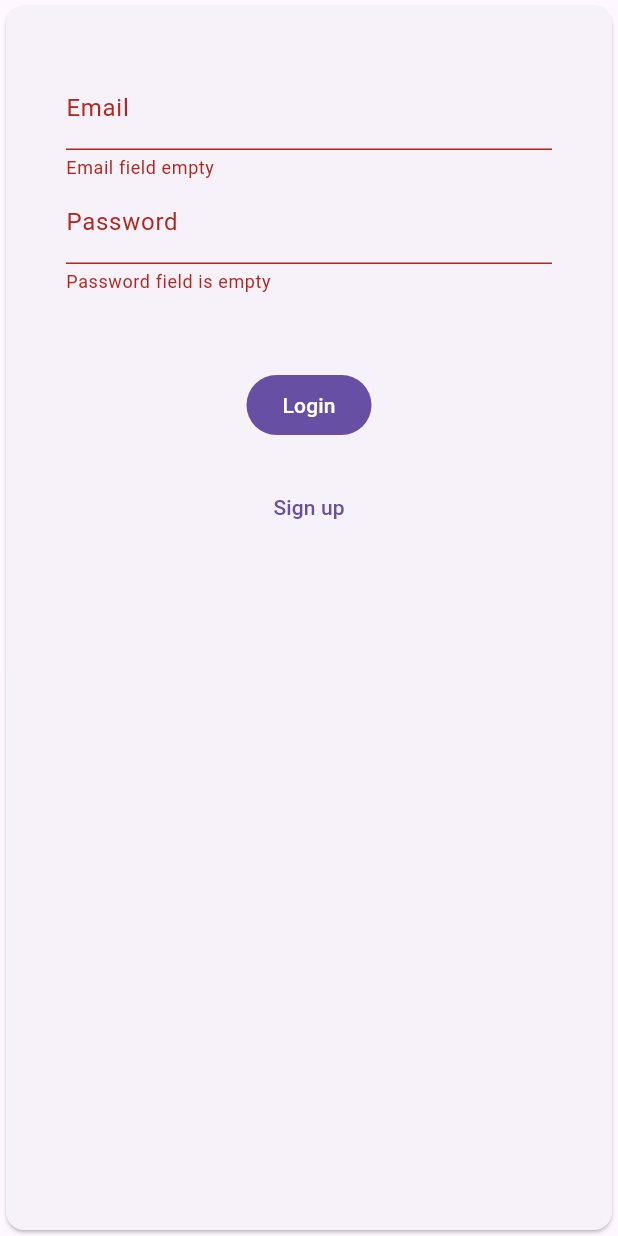
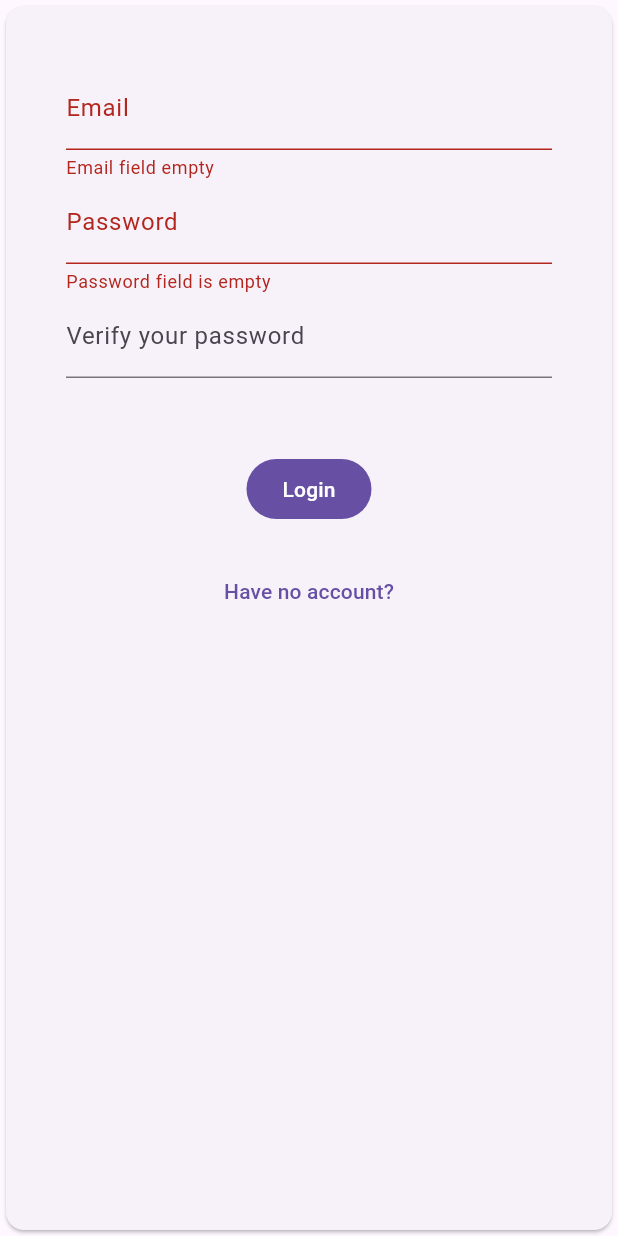
Before and after one commit to JJJangJeongSu/flutter_study_app, a Flutter app: the screen it shows after launch, after a tap on "Login", on a phone screen of 412 x 824 dp. Run offline on Flutter 3.47's test engine with Material 3 defaults, Android fonts, the phone set to English and light mode, and no system bars; our stand-ins replace firebase_auth, firebase_core; accounts and stored records are empty.

Commit message:
login mode 구현 - login mode==false 일 경우, 비밀번호를 한번 더 입력

```diff
--- a/lib/screen/login.dart
+++ b/lib/screen/login.dart
@@ -12,9 +12,19 @@ class LoginScreen extends StatefulWidget {
 class _LoginScreenState extends State<LoginScreen> {
   final _formkey = GlobalKey<FormState>();
 
+  var passwordControl = TextEditingController();
+
   String? _emailInput;
 
   String? _passwordInput;
+
+  bool? loginMode;
+
+  @override
+  void initState() {
+    super.initState();
+    loginMode = true;
+  }
 
   @override
   Widget build(BuildContext context) {
@@ -24,7 +34,7 @@ class _LoginScreenState extends State<LoginScreen> {
       }
 
       try {
-        final UserCredential = await _fireBase.signInWithEmailAndPassword(
+        final userCredential = await _fireBase.signInWithEmailAndPassword(
             email: _emailInput!, password: _passwordInput!);
       } on FirebaseAuthException catch (error) {
         ScaffoldMessenger.of(context).clearSnackBars();
@@ -94,15 +104,42 @@ class _LoginScreenState extends State<LoginScreen> {
                     },
                     obscureText: true,
                     enableSuggestions: false,
+                    controller: passwordControl,
                   ),
+                  if (loginMode!)
+                    TextFormField(
+                      decoration: const InputDecoration(
+                        label: Text("Verify your password"),
+                      ),
+                      validator: (value) {
+                        String curPassword = passwordControl.text;
+                        if (value != curPassword) {
+                          return "Password is incorrect";
+                        }
+                      },
+                      obscureText: true,
+                      enableSuggestions: false,
+                    ),
                   const SizedBox(
                     height: 50,
                   ),
-                  FilledButton(onPressed: _login, child: const Text("Login")),
+                  FilledButton(
+                    onPressed: loginMode! ? _login : _signUp,
+                    child: Text(loginMode! ? "Login" : "Create Account"),
+                  ),
                   const SizedBox(
                     height: 20,
                   ),
-                  TextButton(onPressed: _signUp, child: const Text("Sign up"))
+                  TextButton(
+                    onPressed: () {
+                      setState(() {
+                        loginMode = !loginMode!;
+                      });
+                    },
+                    child: Text(loginMode!
+                        ? "Have no account?"
+                        : "Already have an account?"),
+                  )
                 ],
               ),
             ),
```
